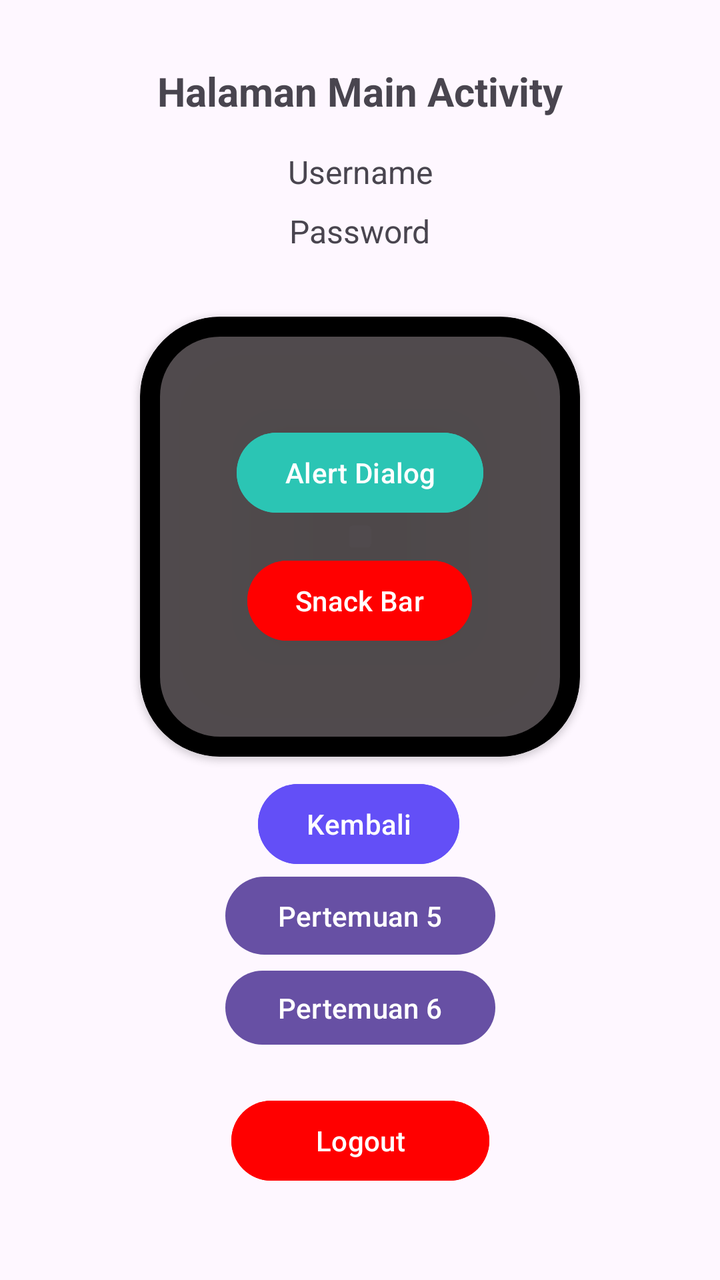
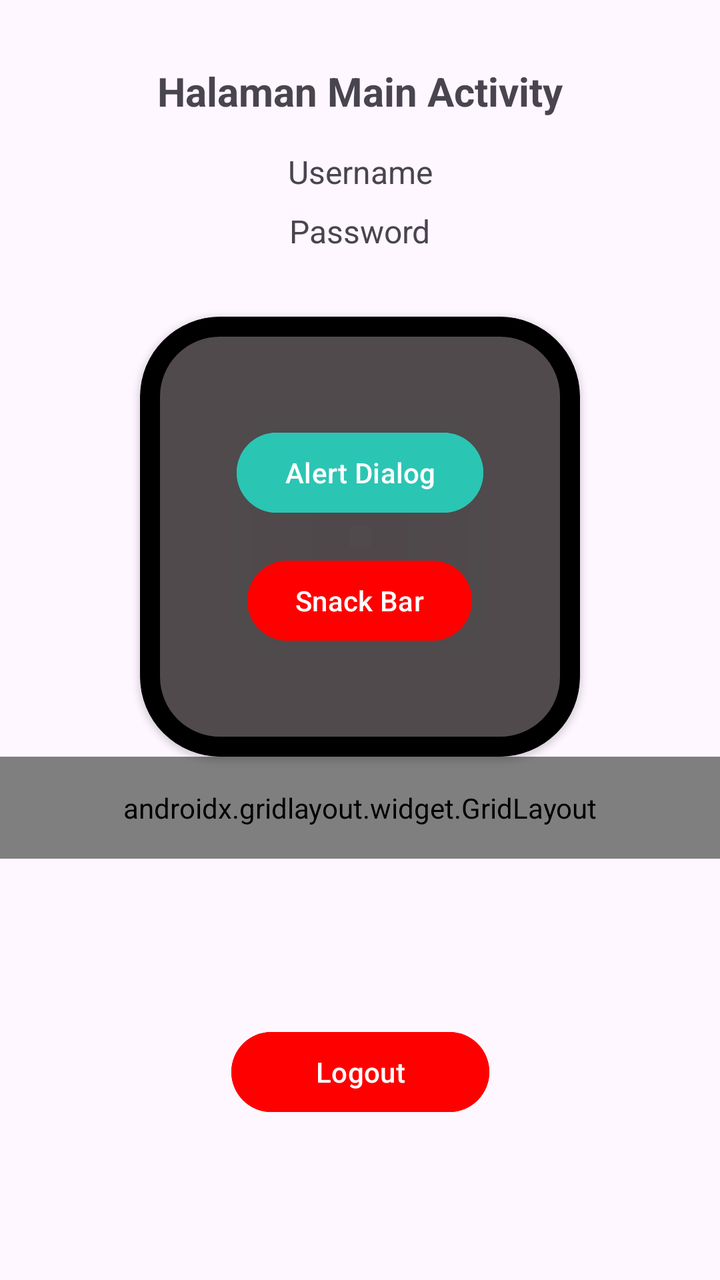

Screens rendered from an Android XML layout before and after an edit, with the pre-edit source and the edit as a unified diff.
<!-- AndroidManifest.xml: application theme Theme.Robby_tib -->
<!-- res/layout/fragment_home.xml -->
<?xml version="1.0" encoding="utf-8"?>
<androidx.constraintlayout.widget.ConstraintLayout xmlns:android="http://schemas.android.com/apk/res/android"
    xmlns:tools="http://schemas.android.com/tools"
    android:layout_width="match_parent"
    android:layout_height="match_parent"
    xmlns:app="http://schemas.android.com/apk/res-auto"
    tools:context=".Home.HomeFragment">

    <TextView
        android:id="@+id/textView4"
        android:layout_width="wrap_content"
        android:layout_height="wrap_content"
        android:layout_marginTop="32dp"
        android:text="Halaman Main Activity"
        android:textSize="20sp"
        android:textStyle="bold"
        app:layout_constraintEnd_toEndOf="parent"
        app:layout_constraintStart_toStartOf="parent"
        app:layout_constraintTop_toTopOf="parent" />

    <TextView
        android:id="@+id/txtUsername"
        android:layout_width="wrap_content"
        android:layout_height="wrap_content"
        android:layout_marginTop="16dp"
        android:text="Username"
        android:textSize="16sp"
        app:layout_constraintEnd_toEndOf="parent"
        app:layout_constraintStart_toStartOf="parent"
        app:layout_constraintTop_toBottomOf="@+id/textView4" />

    <TextView
        android:id="@+id/txtPassword"
        android:layout_width="wrap_content"
        android:layout_height="wrap_content"
        android:layout_marginTop="8dp"
        android:text="Password"
        android:textSize="16sp"
        app:layout_constraintEnd_toEndOf="parent"
        app:layout_constraintStart_toStartOf="parent"
        app:layout_constraintTop_toBottomOf="@+id/txtUsername" />

    <com.google.android.material.card.MaterialCardView
        android:id="@+id/materialCardView"
        android:layout_width="220dp"
        android:layout_height="220dp"
        android:layout_marginTop="32dp"
        android:backgroundTint="#A50D0707"
        app:cardCornerRadius="40dp"
        app:cardElevation="2dp"
        app:layout_constraintEnd_toEndOf="parent"
        app:layout_constraintStart_toStartOf="parent"
        app:layout_constraintTop_toBottomOf="@+id/txtPassword"
        app:strokeColor="@color/black"
        app:strokeWidth="10dp">

        <LinearLayout
            android:layout_width="match_parent"
            android:layout_height="match_parent"
            android:gravity="center"
            android:orientation="vertical"
            android:padding="16dp">

            <Button
                android:id="@+id/btnAllertDialog"
                android:layout_width="wrap_content"
                android:layout_height="wrap_content"
                android:backgroundTint="#2BC5B4"
                android:text="Alert Dialog" />

            <Button
                android:id="@+id/btnSnackBar"
                android:layout_width="wrap_content"
                android:layout_height="wrap_content"
                android:layout_marginTop="16dp"
                android:backgroundTint="#FF0000"
                android:text="Snack Bar" />

        </LinearLayout>

    </com.google.android.material.card.MaterialCardView>

    <Button
        android:id="@+id/btnToLima"
        android:layout_width="135dp"
        android:layout_height="47dp"
        android:layout_marginTop="56dp"
        android:text="Pertemuan 5"
        app:layout_constraintEnd_toEndOf="parent"
        app:layout_constraintStart_toStartOf="parent"
        app:layout_constraintTop_toBottomOf="@+id/materialCardView" />

    <Button
        android:id="@+id/btnKembali"
        android:layout_width="wrap_content"
        android:layout_height="wrap_content"
        android:layout_marginTop="388dp"
        android:backgroundTint="#634FF7"
        android:text="Kembali"
        app:layout_constraintEnd_toEndOf="parent"
        app:layout_constraintHorizontal_bias="0.498"
        app:layout_constraintStart_toStartOf="parent"
        app:layout_constraintTop_toTopOf="parent" />

    <Button
        android:id="@+id/btnLogout"
        android:layout_width="129dp"
        android:layout_height="48dp"
        android:layout_marginTop="20dp"
        android:backgroundTint="#FF0000"
        android:text="Logout"
        app:layout_constraintEnd_toEndOf="parent"
        app:layout_constraintStart_toStartOf="parent"
        app:layout_constraintTop_toBottomOf="@+id/btnToSix" />

    <Button
        android:id="@+id/btnToSix"
        android:layout_width="135dp"
        android:layout_height="45dp"
        android:text="Pertemuan 6"
        app:layout_constraintEnd_toEndOf="parent"
        app:layout_constraintStart_toStartOf="parent"
        app:layout_constraintTop_toBottomOf="@+id/btnToLima" />

</androidx.constraintlayout.widget.ConstraintLayout>
<!-- resources referenced by this layout -->
<resources>
  <color name="black">#FF000000</color>
  <style name="Theme.Robby_tib" parent="Base.Theme.Robby_tib" />
  <style name="Base.Theme.Robby_tib" parent="Theme.Material3.DayNight.NoActionBar">
          
          
      </style>
</resources>

<!-- the commit's change to res/layout/fragment_home.xml (unified diff, before → after) -->
@@ -80,46 +80,75 @@
 
     </com.google.android.material.card.MaterialCardView>
 
-    <Button
-        android:id="@+id/btnToLima"
-        android:layout_width="135dp"
-        android:layout_height="47dp"
-        android:layout_marginTop="56dp"
-        android:text="Pertemuan 5"
+    <androidx.gridlayout.widget.GridLayout
+        android:id="@+id/gridMenu"
+        android:layout_width="0dp"
+        android:layout_height="wrap_content"
+        android:padding="16dp"
+        app:columnCount="2"
+        app:useDefaultMargins="true"
         app:layout_constraintEnd_toEndOf="parent"
         app:layout_constraintStart_toStartOf="parent"
-        app:layout_constraintTop_toBottomOf="@+id/materialCardView" />
+        app:layout_constraintTop_toBottomOf="@+id/materialCardView">
 
     <Button
         android:id="@+id/btnKembali"
         android:layout_width="wrap_content"
         android:layout_height="wrap_content"
-        android:layout_marginTop="388dp"
         android:backgroundTint="#634FF7"
         android:text="Kembali"
+        app:layout_columnWeight="1"
+        app:layout_gravity="fill_horizontal"
         app:layout_constraintEnd_toEndOf="parent"
         app:layout_constraintHorizontal_bias="0.498"
         app:layout_constraintStart_toStartOf="parent"
         app:layout_constraintTop_toTopOf="parent" />
 
     <Button
-        android:id="@+id/btnLogout"
-        android:layout_width="129dp"
-        android:layout_height="48dp"
-        android:layout_marginTop="20dp"
-        android:backgroundTint="#FF0000"
-        android:text="Logout"
+        android:id="@+id/btnToLima"
+        android:layout_width="135dp"
+        android:layout_height="47dp"
+        android:text="Pertemuan 5"
+        app:layout_columnWeight="1"
+        app:layout_gravity="fill_horizontal"
         app:layout_constraintEnd_toEndOf="parent"
         app:layout_constraintStart_toStartOf="parent"
-        app:layout_constraintTop_toBottomOf="@+id/btnToSix" />
+        app:layout_constraintTop_toBottomOf="@+id/materialCardView" />
 
     <Button
         android:id="@+id/btnToSix"
         android:layout_width="135dp"
         android:layout_height="45dp"
         android:text="Pertemuan 6"
+        app:layout_columnWeight="1"
+        app:layout_gravity="fill_horizontal"
         app:layout_constraintEnd_toEndOf="parent"
         app:layout_constraintStart_toStartOf="parent"
         app:layout_constraintTop_toBottomOf="@+id/btnToLima" />
 
+    <Button
+        android:id="@+id/btnToNinth"
+        android:layout_width="wrap_content"
+        android:layout_height="wrap_content"
+        android:text="Pertemuan 9"
+        app:layout_columnWeight="1"
+        app:layout_gravity="fill_horizontal"
+        app:layout_constraintEnd_toEndOf="parent"
+        app:layout_constraintHorizontal_bias="0.503"
+        app:layout_constraintStart_toStartOf="parent"
+        app:layout_constraintTop_toBottomOf="@+id/btnToSix" />
+
+    </androidx.gridlayout.widget.GridLayout>
+
+    <Button
+        android:id="@+id/btnLogout"
+        android:layout_width="129dp"
+        android:layout_height="48dp"
+        android:layout_marginBottom="80dp"
+        android:backgroundTint="#FF0000"
+        android:text="Logout"
+        app:layout_constraintBottom_toBottomOf="parent"
+        app:layout_constraintEnd_toEndOf="parent"
+        app:layout_constraintStart_toStartOf="parent" />
+
 </androidx.constraintlayout.widget.ConstraintLayout>
